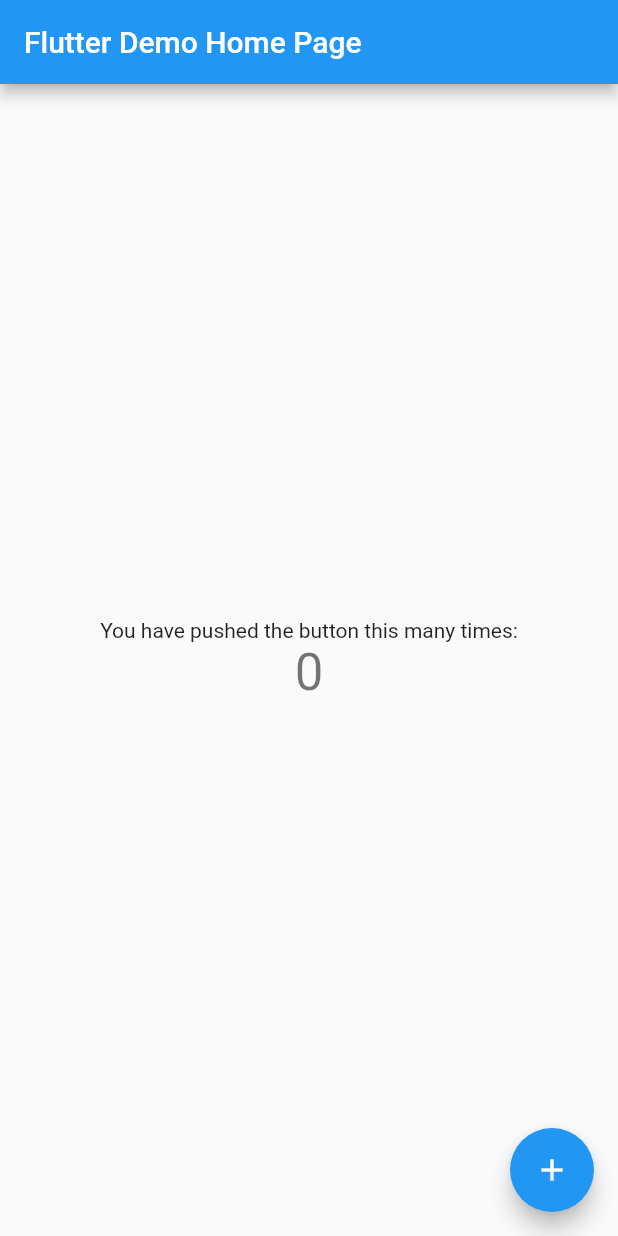
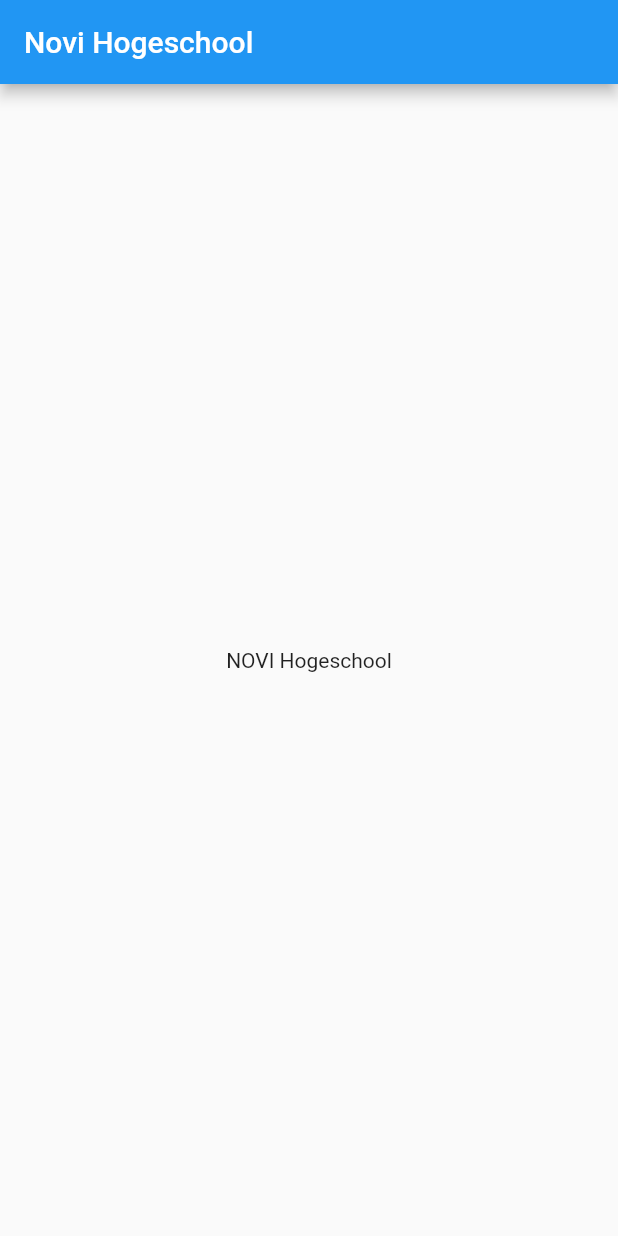
Before and after one commit to agoodstart/edu_app, a Flutter app: the screen it shows after launch, on a phone screen of 412 x 824 dp. Run offline on Flutter 3.47's test engine with Material 2 defaults, Android fonts, the phone set to English and light mode, and no system bars.

Commit message:
Clean project

```diff
--- a/lib/main.dart
+++ b/lib/main.dart
@@ -5,39 +5,20 @@ void main() {
 }
 
 class MyApp extends StatelessWidget {
-  // This widget is the root of your application.
   @override
   Widget build(BuildContext context) {
     return MaterialApp(
-      title: 'Flutter Demo',
+      title: 'Novi Hogeschool',
       theme: ThemeData(
-        // This is the theme of your application.
-        //
-        // Try running your application with "flutter run". You'll see the
-        // application has a blue toolbar. Then, without quitting the app, try
-        // changing the primarySwatch below to Colors.green and then invoke
-        // "hot reload" (press "r" in the console where you ran "flutter run",
-        // or simply save your changes to "hot reload" in a Flutter IDE).
-        // Notice that the counter didn't reset back to zero; the application
-        // is not restarted.
         primarySwatch: Colors.blue,
       ),
-      home: MyHomePage(title: 'Flutter Demo Home Page'),
+      home: MyHomePage(title: 'Novi Hogeschool'),
     );
   }
 }
 
 class MyHomePage extends StatefulWidget {
   MyHomePage({Key key, this.title}) : super(key: key);
-
-  // This widget is the home page of your application. It is stateful, meaning
-  // that it has a State object (defined below) that contains fields that affect
-  // how it looks.
-
-  // This class is the configuration for the state. It holds the values (in this
-  // case the title) provided by the parent (in this case the App widget) and
-  // used by the build method of the State. Fields in a Widget subclass are
-  // always marked "final".
 
   final String title;
 
@@ -46,68 +27,22 @@ class MyHomePage extends StatefulWidget {
 }
 
 class _MyHomePageState extends State<MyHomePage> {
-  int _counter = 0;
-
-  void _incrementCounter() {
-    setState(() {
-      // This call to setState tells the Flutter framework that something has
-      // changed in this State, which causes it to rerun the build method below
-      // so that the display can reflect the updated values. If we changed
-      // _counter without calling setState(), then the build method would not be
-      // called again, and so nothing would appear to happen.
-      _counter++;
-    });
-  }
-
   @override
   Widget build(BuildContext context) {
-    // This method is rerun every time setState is called, for instance as done
-    // by the _incrementCounter method above.
-    //
-    // The Flutter framework has been optimized to make rerunning build methods
-    // fast, so that you can just rebuild anything that needs updating rather
-    // than having to individually change instances of widgets.
     return Scaffold(
       appBar: AppBar(
-        // Here we take the value from the MyHomePage object that was created by
-        // the App.build method, and use it to set our appbar title.
         title: Text(widget.title),
       ),
       body: Center(
-        // Center is a layout widget. It takes a single child and positions it
-        // in the middle of the parent.
         child: Column(
-          // Column is also a layout widget. It takes a list of children and
-          // arranges them vertically. By default, it sizes itself to fit its
-          // children horizontally, and tries to be as tall as its parent.
-          //
-          // Invoke "debug painting" (press "p" in the console, choose the
-          // "Toggle Debug Paint" action from the Flutter Inspector in Android
-          // Studio, or the "Toggle Debug Paint" command in Visual Studio Code)
-          // to see the wireframe for each widget.
-          //
-          // Column has various properties to control how it sizes itself and
-          // how it positions its children. Here we use mainAxisAlignment to
-          // center the children vertically; the main axis here is the vertical
-          // axis because Columns are vertical (the cross axis would be
-          // horizontal).
           mainAxisAlignment: MainAxisAlignment.center,
           children: <Widget>[
             Text(
-              'You have pushed the button this many times:',
-            ),
-            Text(
-              '$_counter',
-              style: Theme.of(context).textTheme.headline4,
+              'NOVI Hogeschool',
             ),
           ],
         ),
       ),
-      floatingActionButton: FloatingActionButton(
-        onPressed: _incrementCounter,
-        tooltip: 'Increment',
-        child: Icon(Icons.add),
-      ), // This trailing comma makes auto-formatting nicer for build methods.
     );
   }
 }
```
